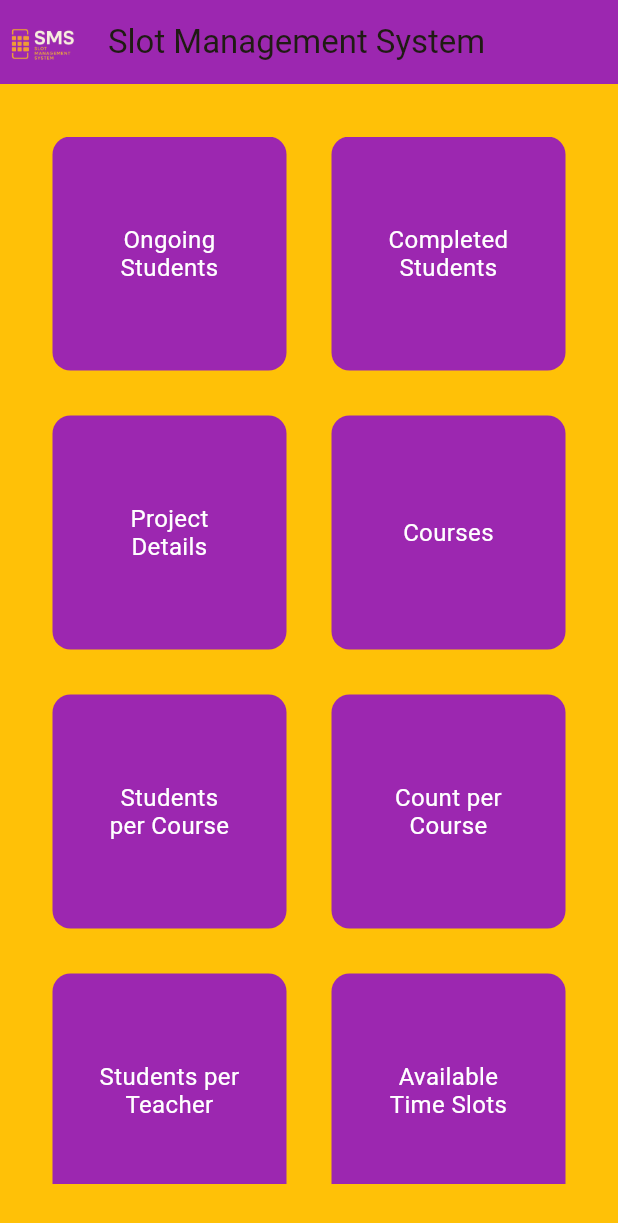
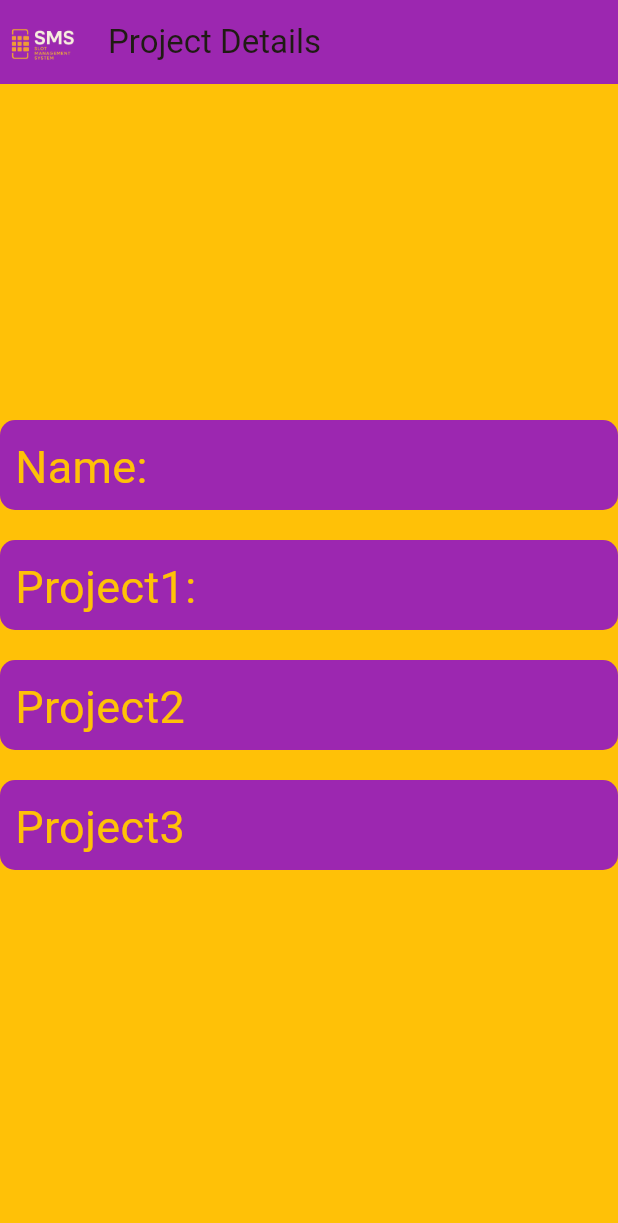
Before and after one commit to Joelscariajustine123/SMS--firebase, a Flutter app: the screen it shows once a user with an empty profile is signed in, after a tap on an icon or button, on a phone screen of 412 x 824 dp. Shown: the top 1223 px of the screen. Run offline on Flutter 3.47's test engine with Material 3 defaults, Android fonts, the phone set to English and light mode, and no system bars; our stand-ins replace firebase_auth, firebase_core; accounts and stored records are empty.

Commit message:
add project details

```diff
--- a/lib/add_project_details.dart
+++ b/lib/add_project_details.dart
@@ -101,12 +101,22 @@ class _AddProjectDetailsState extends State<AddProjectDetails> {
                 ),
               ),
             ),
-            SizedBox(height: 20,),
-            ElevatedButton(onPressed: () {
-              Navigator.push(context,MaterialPageRoute(builder: (_)=> Homescreen()));
-            }, child: Text("Add Projects",
-            style: TextStyle(color: Colors.amber),),
-            style: ElevatedButton.styleFrom(backgroundColor: Colors.purple),)
+            SizedBox(height: 20),
+            ElevatedButton(
+              onPressed: () {
+                Navigator.push(
+                  context,
+                  MaterialPageRoute(builder: (_) => const Homescreen()),
+                );
+              },
+              style: ElevatedButton.styleFrom(
+                backgroundColor: Colors.purple,
+                foregroundColor: Colors.amber, // sets text/icon color
+                padding: const EdgeInsets.symmetric(horizontal: 24, vertical: 12),
+                textStyle: const TextStyle(fontSize: 16),
+              ),
+              child: const Text("Add Projects"),
+            ),
           ],
         ),
       ),
--- a/lib/homescreen.dart
+++ b/lib/homescreen.dart
@@ -4,6 +4,7 @@ import 'package:todo_app/add_course.dart';
 import 'package:todo_app/add_project_details.dart';
 import 'package:todo_app/complete_students.dart';
 import 'package:todo_app/ongoing_list.dart'; // your Listview widget
+import 'package:todo_app/project_details.dart';
 import 'package:todo_app/register_student.dart';
 import 'login.dart';   // your Login widget
 
@@ -57,7 +58,10 @@ class _HomescreenState extends State<Homescreen> {
             );
           },
         ),
-        DashboardItem("Project\nDetails", () {}),
+        DashboardItem("Project\nDetails", () {
+          Navigator.push(context,
+          MaterialPageRoute(builder: (_)=> const ProjectDetails()));
+        }),
         DashboardItem("Courses", () {}),
         DashboardItem("Students\nper Course", () {}),
         DashboardItem("Count per\nCourse", () {}),
--- /dev/null
+++ b/lib/project_details.dart
@@ -0,0 +1,100 @@
+import 'package:flutter/material.dart';
+import 'package:todo_app/homescreen.dart';
+
+class ProjectDetails extends StatefulWidget {
+  const ProjectDetails({super.key});
+
+  @override
+  State<ProjectDetails> createState() => _ProjectDetailsState();
+}
+
+class _ProjectDetailsState extends State<ProjectDetails> {
+  @override
+  Widget build(BuildContext context) {
+    return Scaffold(
+      appBar: AppBar(
+        backgroundColor: Colors.purple,
+        leading: InkWell(
+          onTap: () {
+            Navigator.push(context,MaterialPageRoute(builder: (_) =>const Homescreen()));
+          },
+          child: Image.asset("assets/image/logo.png"),
+        ),
+        title: InkWell(
+          onTap: () {
+            Navigator.push(context,MaterialPageRoute(builder: (_) =>const Homescreen()));
+          },
+          child: Text("Project Details")
+        ),
+
+      ),
+      backgroundColor: Colors.amber,
+      body: Center(
+
+        child: Column(
+          mainAxisAlignment: MainAxisAlignment.center,
+          children: [
+             Container(
+              padding: EdgeInsets.only(left:10,top: 10),
+              height: 60,
+              width: double.infinity,
+              decoration: BoxDecoration(
+                borderRadius: BorderRadius.circular(10),
+                color: Colors.purple,
+              ),
+              child: Text("Name:",
+              style: TextStyle(
+                color: Colors.amber,
+                fontSize: 30
+              ),),
+            ),
+            SizedBox(height: 20,), Container(
+              padding: EdgeInsets.only(left:10,top: 10),
+              height: 60,
+              width: double.infinity,
+              decoration: BoxDecoration(
+                borderRadius: BorderRadius.circular(10),
+                color: Colors.purple,
+              ),
+              child: Text("Project1: ",
+              style: TextStyle(
+                color: Colors.amber,
+                fontSize: 30
+              ),),
+            ),
+            SizedBox(height: 20,), Container(
+              padding: EdgeInsets.only(left:10,top: 10),
+              height: 60,
+              width: double.infinity,
+              decoration: BoxDecoration(
+                borderRadius: BorderRadius.circular(10),
+                color: Colors.purple,
+              ),
+              child: Text("Project2",
+              style: TextStyle(
+                color: Colors.amber,
+                fontSize: 30
+              ),),
+            ),
+            SizedBox(height: 20,),
+             Container(
+              padding: EdgeInsets.only(left:10,top: 10),
+              height: 60,
+              width: double.infinity,
+              decoration: BoxDecoration(
+                borderRadius: BorderRadius.circular(10),
+                color: Colors.purple,
+              ),
+              child: Text("Project3",
+              style: TextStyle(
+                color: Colors.amber,
+                fontSize: 30
+              ),),
+            ),
+            SizedBox(height: 20,),
+          ],
+        ),
+      ),
+    );
+  }
+}
```
Also changed, not shown: lib/main.dart (line endings or trailing spaces).
